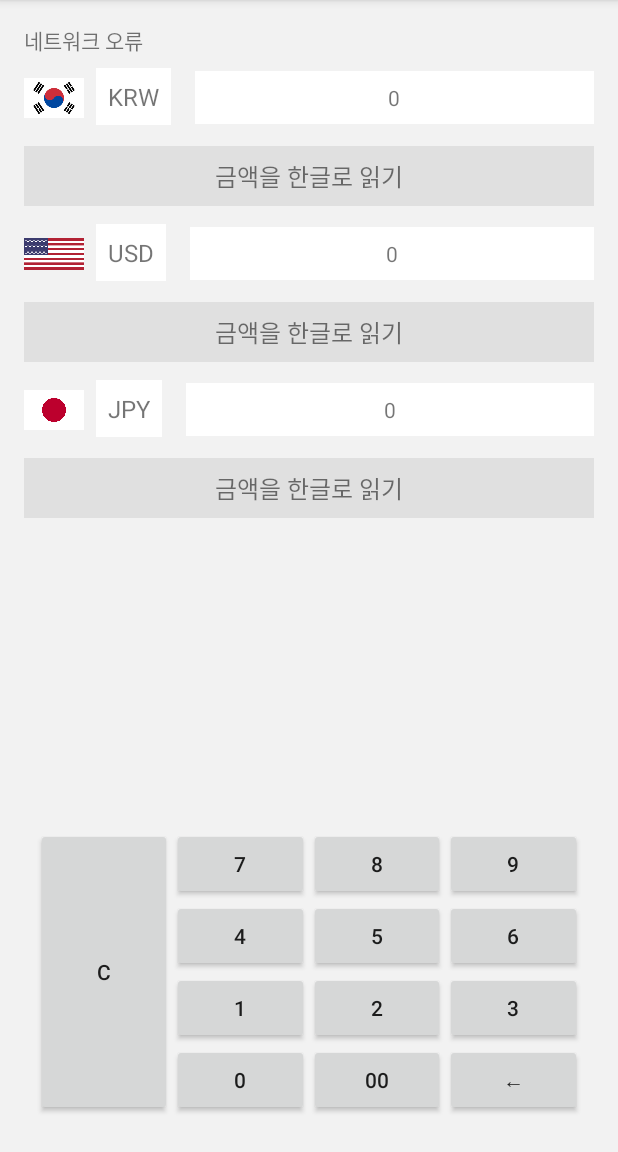
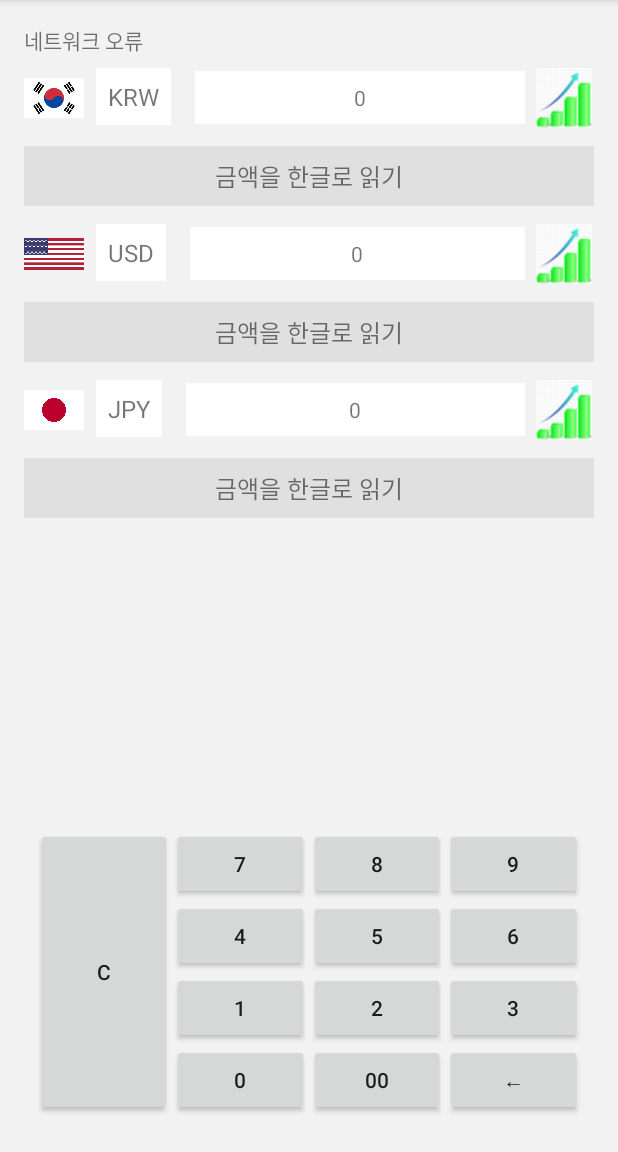
Before and after one commit to Seol-Munhyeok/CurrencyCalculatorApp, an Android app: the screen it shows after launch (MainActivity), on a phone screen of 412 x 824 dp, the part 84-1236 px from its top. Run offline under Robolectric (Android 15) with nearby library versions, the phone set to English and light mode, and no system bars.

Commit message:
메인 액티비티에 그래프 아이콘 배치
#5

```diff
--- a/app/src/main/res/layout/activity_main.xml
+++ b/app/src/main/res/layout/activity_main.xml
@@ -69,6 +69,15 @@
                     android:padding="8dp"
                     android:clickable="true"
                     android:focusable="true"/>
+
+                <ImageButton
+                    android:id="@+id/graphButton1"
+                    android:layout_width="40dp"
+                    android:layout_height="40dp"
+                    android:layout_marginLeft="6dp"
+                    android:src="@drawable/ic_graph_icon"
+                    android:contentDescription="환율 그래프 보기"
+                    android:background="?attr/selectableItemBackgroundBorderless" />
             </LinearLayout>
 
             <!-- 금액의 한글 표시 -->
@@ -120,6 +129,16 @@
                     android:textAlignment="center"
                     android:background="#FFFFFF"
                     android:padding="8dp" />
+
+                <ImageButton
+                    android:id="@+id/graphButton2"
+                    android:layout_width="40dp"
+                    android:layout_height="40dp"
+                    android:layout_marginLeft="6dp"
+                    android:src="@drawable/ic_graph_icon"
+                    android:contentDescription="환율 그래프 보기"
+                    android:background="?attr/selectableItemBackgroundBorderless" />
+
             </LinearLayout>
 
             <!-- 금액의 한글 표시 -->
@@ -171,6 +190,16 @@
                     android:textAlignment="center"
                     android:background="#FFFFFF"
                     android:padding="8dp" />
+
+                <ImageButton
+                    android:id="@+id/graphButton3"
+                    android:layout_width="40dp"
+                    android:layout_height="40dp"
+                    android:layout_marginLeft="6dp"
+                    android:src="@drawable/ic_graph_icon"
+                    android:contentDescription="환율 그래프 보기"
+                    android:background="?attr/selectableItemBackgroundBorderless" />
+
             </LinearLayout>
 
             <!-- 금액의 한글 표시 -->
```
Also changed, not shown: app/src/main/res/drawable/ic_graph_icon.png (added), app/src/main/res/drawable/ic_icon_graph.png (added).
